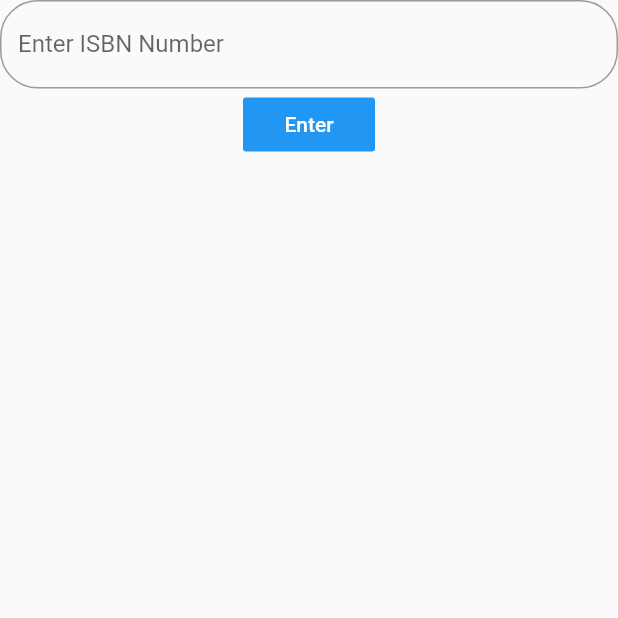
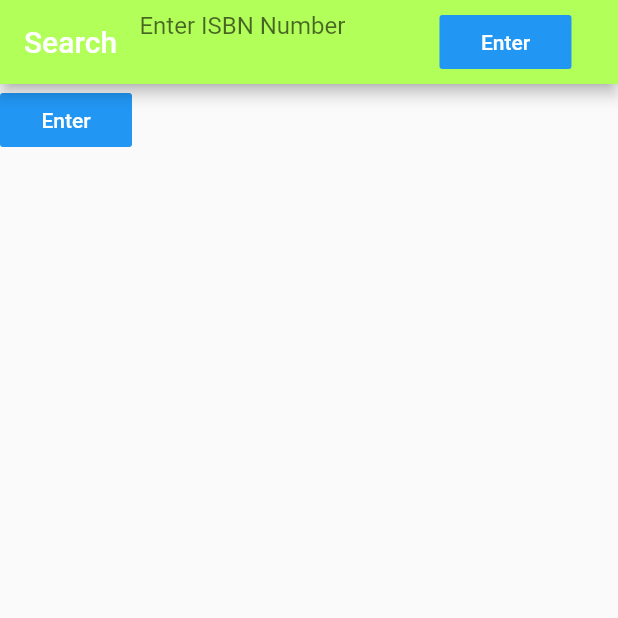
Before and after one commit to dtleight/HofSwap, a Flutter app: the screen it shows after launch, swiped to page 2, on a phone screen of 412 x 824 dp, the top half of it. Run offline on Flutter 3.47's test engine with Material 2 defaults, Android fonts, the phone set to English and light mode, and no system bars.

Commit message:
shopping UI
Worked on Shopping Page UI

```diff
--- a/lib/Pages/StorePage.dart
+++ b/lib/Pages/StorePage.dart
@@ -34,21 +34,54 @@ class _StorePageState extends State<StorePage> {
   /// This method handles the UI creation for the store page, The UI contains a textbox, and a button.
   ///
   ///
+
+
   Widget build(BuildContext context) {
     return new Scaffold(
+      appBar: AppBar(
+        backgroundColor: Colors.lightGreenAccent,
+        title: Row(children: <Widget>[Text("Search   "),Align(alignment: Alignment.centerRight ,child: Container(height: 80.0, width: 200.0, child:TextField(
+          decoration: new InputDecoration(
+
+            labelText: "Enter ISBN Number",
+            fillColor: Colors.white,
+            border: InputBorder.none
+          ),
+          controller: myController,
+        ))), FlatButton(
+          color: Colors.blue,
+          textColor: Colors.white,
+          child: Text("Enter"),
+          disabledColor: Colors.grey,
+          disabledTextColor: Colors.black,
+          padding: EdgeInsets.all(8.0),
+          splashColor: Colors.blueAccent,
+          ///
+          /// onPressed: handles the action when the button is pressed: this function calls a search of the Google Books APi and displays
+          /// it in a DialogBox.
+          ///
+          onPressed: () async {
+            Textbook t = await fetchBook(myController.text);
+            return showDialog(context: context, builder: (context)
+            {
+              return AlertDialog(content:
+              Column(
+                children: <Widget>[
+                  Text(t.title),
+                  Flexible(child:Image.network("http://covers.openlibrary.org/b/isbn/"+myController.text +"-M.jpg",)),
+                  Text(t.authors.toString()),
+                ],
+              ),
+              );
+            }
+            );
+          },
+        )] , ),
+
+      ),
         body: Column(
       children: <Widget>[
-        TextFormField(
-            decoration: new InputDecoration(
-          labelText: "Enter ISBN Number",
-          fillColor: Colors.white,
-          border: new OutlineInputBorder(
-            borderRadius: new BorderRadius.circular(25.0),
-            borderSide: new BorderSide(),
-          ),
-          ),
-          controller: myController,
-        ),
+
         FlatButton(
           color: Colors.blue,
           textColor: Colors.white,
--- a/lib/Utilities/CardReader.dart
+++ b/lib/Utilities/CardReader.dart
@@ -1,6 +1,6 @@
 import 'dart:io';
 
-import 'package:firebase_ml_vision/firebase_ml_vision.dart';
+//import 'package:firebase_ml_vision/firebase_ml_vision.dart';
 
 class CardReader
 {
--- a/lib/main.dart
+++ b/lib/main.dart
@@ -8,6 +8,7 @@ class MyApp extends StatelessWidget {
   @override
   Widget build(BuildContext context) {
     return MaterialApp(
+      debugShowCheckedModeBanner: false,
       title: 'Flutter Demo',
       theme: ThemeData(
         primarySwatch: Colors.red,
--- a/pubspec.yaml
+++ b/pubspec.yaml
@@ -11,7 +11,7 @@ dependencies:
     sdk: flutter
   cupertino_icons: ^0.1.3
   http: 0.12.2
-  firebase_ml_vision: ^0.0.1
+ # firebase_ml_vision: ^0.0.1
 
 dev_dependencies:
   flutter_test:
```
Also changed, not shown: pubspec.lock, 1 other file.
